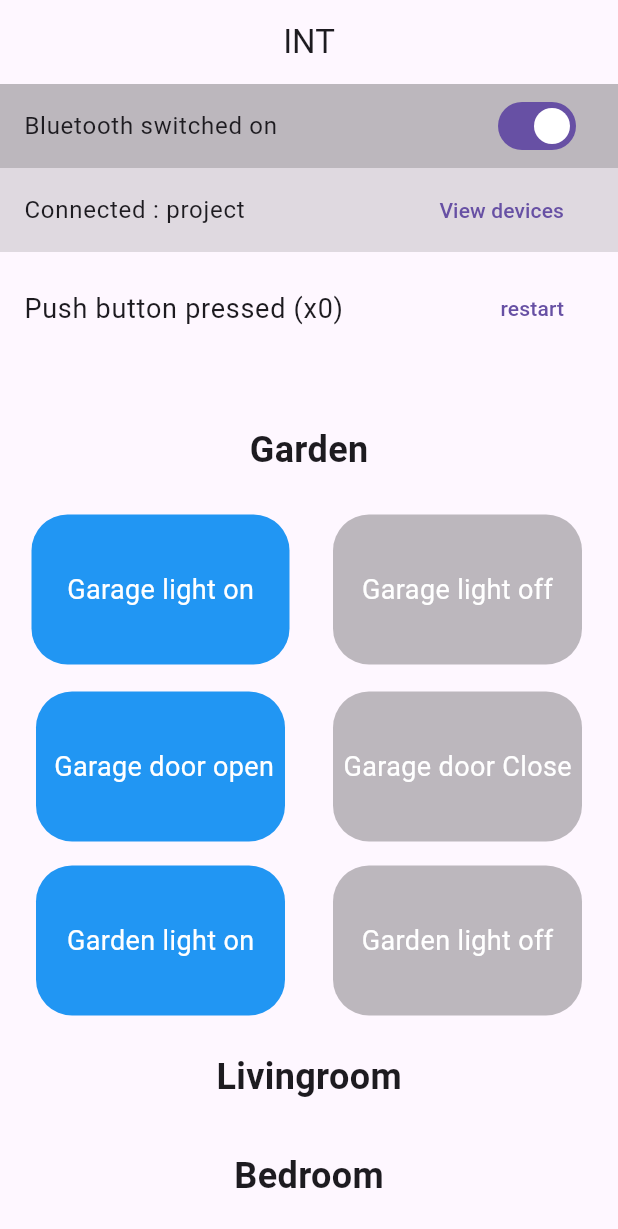
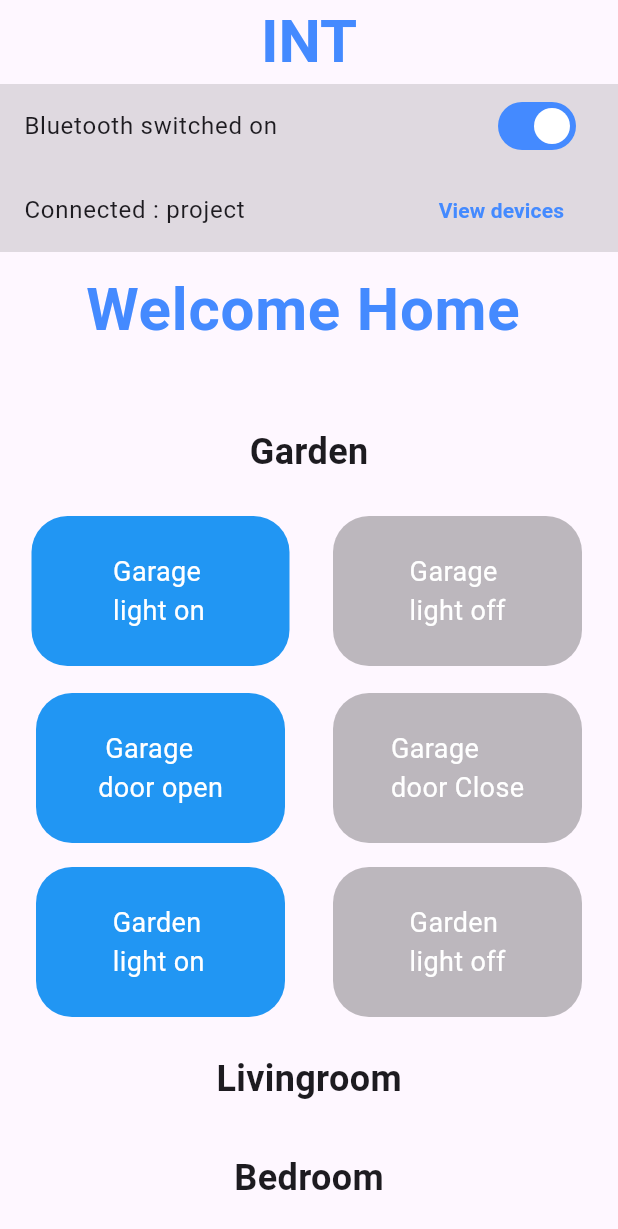
Before and after one commit to YostinaRasmy/INT, a Flutter app: the screen it shows after launch, after a tap on "Garden", on a phone screen of 412 x 824 dp. Shown: the top 1229 px of the screen. Run offline on Flutter 3.47's test engine with Material 3 defaults, Android fonts, the phone set to English and light mode, and no system bars; our stand-ins replace flutter_bluetooth_serial, permission_handler.

Commit message:
Update main_page.dart

```diff
--- a/lib/main_page.dart
+++ b/lib/main_page.dart
@@ -81,7 +81,14 @@ class _MainPageState extends State<MainPage> {
     return Scaffold(
       appBar: AppBar(
         centerTitle: true,
-        title: const Text('INT'),
+        title: const Text(
+          'INT',
+          style: TextStyle(
+            color: Colors.blueAccent,
+            fontSize: 40.0,
+            fontWeight: FontWeight.bold,
+          ),
+        ),
       ),
       body: SingleChildScrollView(
         child: Column(
@@ -107,7 +114,11 @@ class _MainPageState extends State<MainPage> {
           await _bluetooth.requestDisable();
         }
       },
-      tileColor: Colors.black26,
+      activeColor: Colors.white,
+      activeTrackColor: Colors.blueAccent,
+      inactiveTrackColor: Colors.white24,
+      inactiveThumbColor: Colors.white,
+      tileColor: Colors.black12,
       title: Text(
         _bluetoothState ? "Bluetooth switched on" : "Bluetooth off",
       ),
@@ -128,7 +139,13 @@ class _MainPageState extends State<MainPage> {
             )
           : TextButton(
               onPressed: _getDevices,
-              child: const Text("View devices"),
+              child: const Text(
+                ' View devices',
+                style: TextStyle(
+                  color: Colors.blueAccent,
+                  fontWeight: FontWeight.bold,
+                ),
+              ), //Text("View devices"),
             ),
     );
   }
@@ -142,7 +159,13 @@ class _MainPageState extends State<MainPage> {
                 return ListTile(
                   title: Text(device.name ?? device.address),
                   trailing: TextButton(
-                    child: const Text('connect'),
+                    child: const Text(
+                      'connect',
+                      style: TextStyle(
+                        color: Colors.blueAccent,
+                        fontWeight: FontWeight.bold,
+                      ),
+                    ),
                     onPressed: () async {
                       setState(() => _isConnecting = true);
 
@@ -165,15 +188,15 @@ class _MainPageState extends State<MainPage> {
 
   Widget _inputSerial() {
     return ListTile(
-      trailing: TextButton(
-        child: const Text('restart'),
-        onPressed: () => setState(() => times = 0),
-      ),
-      title: Padding(
-        padding: const EdgeInsets.symmetric(vertical: 16.0),
+      title: Center(
+        //padding: const EdgeInsets.symmetric(vertical: 16.0),
         child: Text(
-          "Push button pressed (x$times)",
-          style: const TextStyle(fontSize: 18.0),
+          'Welcome Home',
+          style: TextStyle(
+            color: Colors.blueAccent,
+            fontSize: 40.0,
+            fontWeight: FontWeight.bold,
+          ),
         ),
       ),
     );
@@ -237,7 +260,7 @@ class _MainPageState extends State<MainPage> {
       case "Garden":
         return [
           ActionButton(
-            text: "Garage light on",
+            text: "Garage \nlight on",
             color: Colors.blue,
             onTap: () => _sendData("A"),
             padding:
@@ -245,13 +268,13 @@ class _MainPageState extends State<MainPage> {
           ),
           ActionButton(
             color: Colors.black26,
-            text: "Garage light off",
+            text: "Garage \nlight off",
             onTap: () => _sendData("a"),
             padding:
                 const EdgeInsets.symmetric(vertical: 8.0, horizontal: 16.0),
           ),
           ActionButton(
-            text: " Garage door open",
+            text: " Garage \ndoor open",
             color: Colors.blue,
             onTap: () => _sendData("W"),
             padding:
@@ -259,13 +282,13 @@ class _MainPageState extends State<MainPage> {
           ),
           ActionButton(
             color: Colors.black26,
-            text: "Garage door Close",
+            text: "Garage \ndoor Close",
             onTap: () => _sendData("X"),
             padding:
                 const EdgeInsets.symmetric(vertical: 8.0, horizontal: 16.0),
           ),
           ActionButton(
-            text: "Garden light on",
+            text: "Garden \nlight on",
             color: Colors.blue,
             onTap: () => _sendData("I"),
             padding:
@@ -273,7 +296,7 @@ class _MainPageState extends State<MainPage> {
           ),
           ActionButton(
             color: Colors.black26,
-            text: "Garden light off",
+            text: "Garden \nlight off",
             onTap: () => _sendData("i"),
             padding:
                 const EdgeInsets.symmetric(vertical: 8.0, horizontal: 16.0),
@@ -319,7 +342,7 @@ class _MainPageState extends State<MainPage> {
           ActionButton(
             color: Colors.black26,
             text: "fan off",
-            onTap: () => _sendData("x"),
+            onTap: () => _sendData("y"),
             padding:
                 const EdgeInsets.symmetric(vertical: 8.0, horizontal: 16.0),
           ),
```
